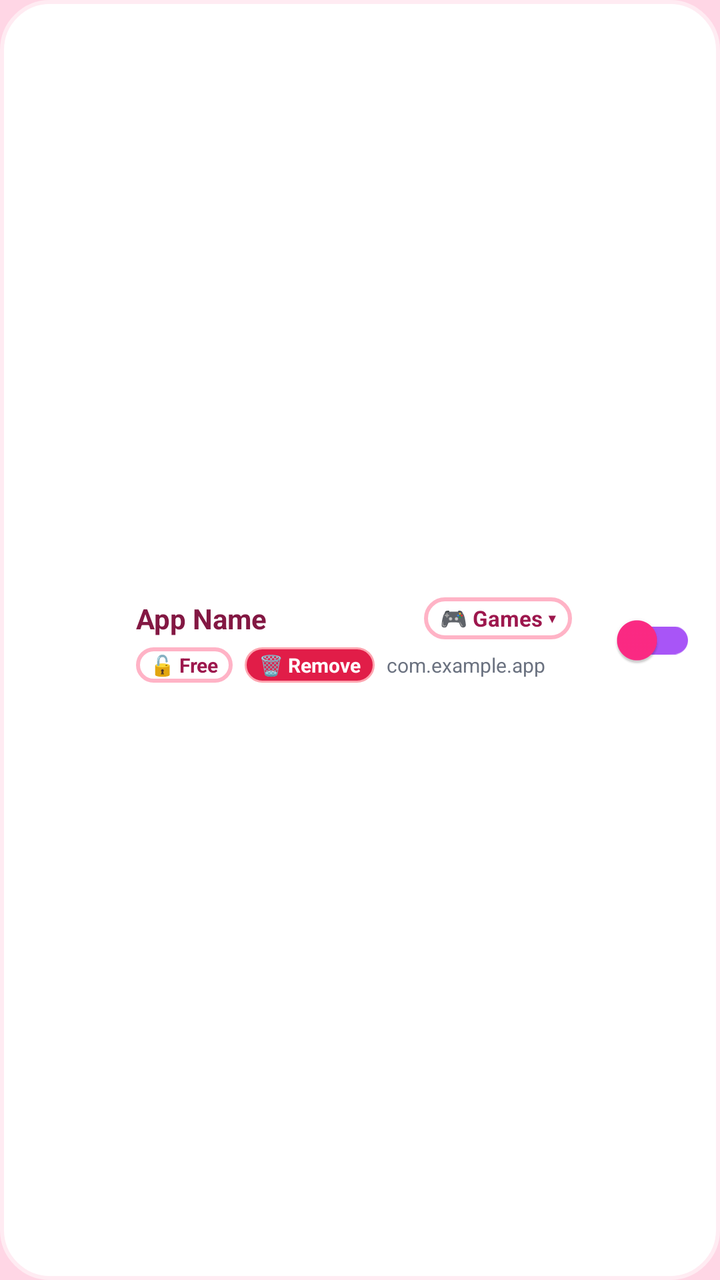
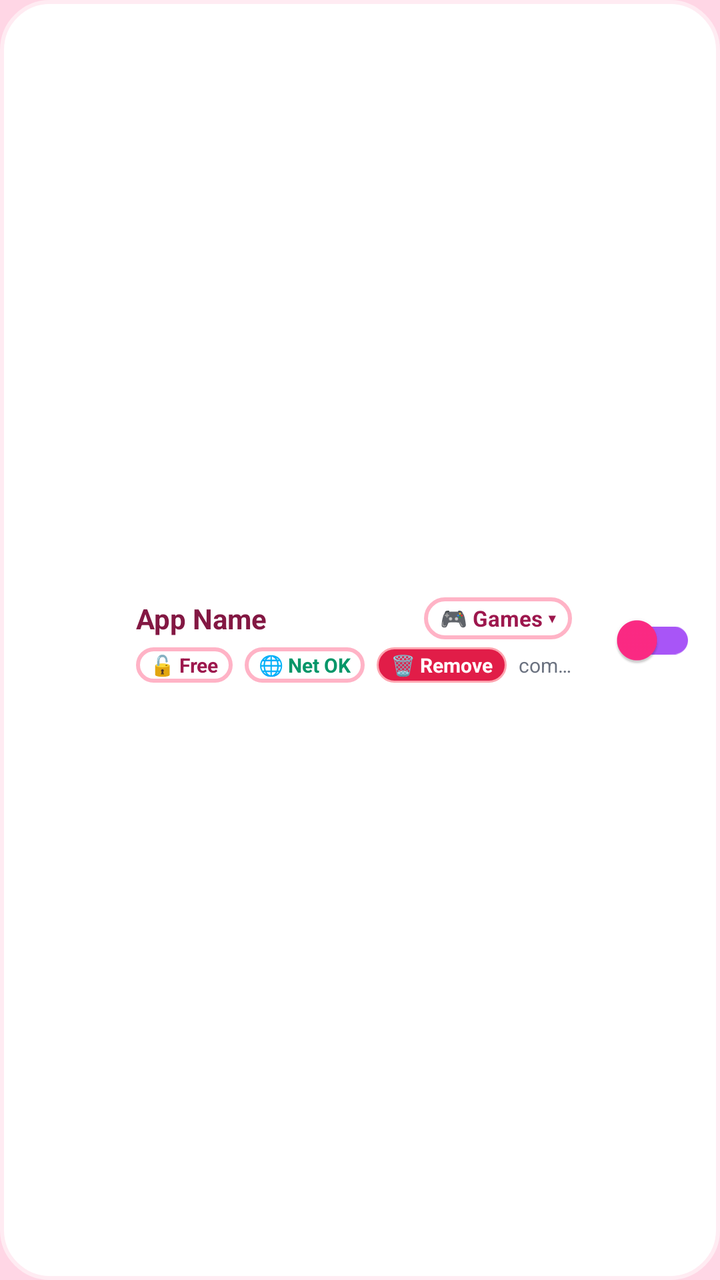

Two renders of the same Android screen: before a commit and after it. Below are the layout's source before the change and the commit's diff.
<!-- AndroidManifest.xml: application theme Theme.KidsLauncher -->
<!-- res/layout/item_parent_app.xml -->
<?xml version="1.0" encoding="utf-8"?>
<LinearLayout xmlns:android="http://schemas.android.com/apk/res/android"
    xmlns:app="http://schemas.android.com/apk/res-auto"
    android:layout_width="match_parent"
    android:layout_height="wrap_content"
    android:orientation="horizontal"
    android:gravity="center_vertical"
    android:paddingHorizontal="12dp"
    android:paddingVertical="10dp"
    android:layout_marginBottom="6dp"
    android:background="@drawable/bg_app_card"
    android:clickable="true"
    android:focusable="true">

    
    <ImageView
        android:id="@+id/iv_parent_app_icon"
        android:layout_width="44dp"
        android:layout_height="44dp"
        android:scaleType="fitCenter"
        android:contentDescription="App Icon" />

    
    <LinearLayout
        android:layout_width="0dp"
        android:layout_height="wrap_content"
        android:layout_weight="1"
        android:orientation="vertical"
        android:layout_marginStart="12dp"
        android:layout_marginEnd="10dp">

        
        <LinearLayout
            android:layout_width="match_parent"
            android:layout_height="wrap_content"
            android:orientation="horizontal"
            android:gravity="center_vertical">

            <TextView
                android:id="@+id/tv_parent_app_name"
                android:layout_width="0dp"
                android:layout_height="wrap_content"
                android:layout_weight="1"
                android:text="App Name"
                android:textColor="#831843"
                android:textSize="14sp"
                android:textStyle="bold"
                android:maxLines="1"
                android:ellipsize="end" />

            <TextView
                android:id="@+id/tv_parent_app_category_badge"
                android:layout_width="wrap_content"
                android:layout_height="wrap_content"
                android:background="@drawable/bg_melody_chip_unselected"
                android:paddingHorizontal="8dp"
                android:paddingVertical="3dp"
                android:text="🎮 Games ▾"
                android:textColor="#9D174D"
                android:textSize="11sp"
                android:textStyle="bold"
                android:layout_marginStart="6dp"
                android:clickable="true"
                android:focusable="true" />
        </LinearLayout>

        
        <LinearLayout
            android:layout_width="match_parent"
            android:layout_height="wrap_content"
            android:orientation="horizontal"
            android:gravity="center_vertical"
            android:layout_marginTop="4dp">

            <TextView
                android:id="@+id/btn_lock_app"
                android:layout_width="wrap_content"
                android:layout_height="wrap_content"
                android:background="@drawable/bg_melody_chip_unselected"
                android:paddingHorizontal="7dp"
                android:paddingVertical="2dp"
                android:text="🔓 Free"
                android:textColor="#9D174D"
                android:textSize="10sp"
                android:textStyle="bold"
                android:layout_marginEnd="6dp"
                android:clickable="true"
                android:focusable="true" />

            <TextView
                android:id="@+id/btn_uninstall_app"
                android:layout_width="wrap_content"
                android:layout_height="wrap_content"
                android:background="@drawable/bg_melody_uninstall_btn"
                android:paddingHorizontal="7dp"
                android:paddingVertical="2dp"
                android:text="🗑️ Remove"
                android:textColor="#FFFFFF"
                android:textSize="10sp"
                android:textStyle="bold"
                android:layout_marginEnd="6dp"
                android:clickable="true"
                android:focusable="true" />

            <TextView
                android:id="@+id/tv_parent_package_name"
                android:layout_width="0dp"
                android:layout_height="wrap_content"
                android:layout_weight="1"
                android:text="com.example.app"
                android:textColor="#6B7280"
                android:textSize="10sp"
                android:maxLines="1"
                android:ellipsize="end" />
        </LinearLayout>
    </LinearLayout>

    
    <LinearLayout
        android:layout_width="wrap_content"
        android:layout_height="wrap_content"
        android:orientation="horizontal"
        android:gravity="center_vertical"
        android:paddingStart="4dp">

        <androidx.appcompat.widget.SwitchCompat
            android:id="@+id/switch_allow_app"
            android:layout_width="wrap_content"
            android:layout_height="wrap_content"
            app:thumbTint="#FF2A85"
            app:trackTint="#A855F7" />
    </LinearLayout>

</LinearLayout>
<!-- resources referenced by this layout -->
<resources>
  <!-- drawable bg_app_card (drawable) -->
  <?xml version="1.0" encoding="utf-8"?>
  <ripple xmlns:android="http://schemas.android.com/apk/res/android"
      android:color="#33FF2A85">
      <item>
          <shape android:shape="rectangle">
              <solid android:color="#FFFFFF" />
              <corners android:radius="24dp" />
              <stroke android:width="2dp" android:color="#FFEBF2" />
          </shape>
      </item>
  </ripple>
  <!-- drawable bg_melody_chip_unselected (drawable) -->
  <?xml version="1.0" encoding="utf-8"?>
  <shape xmlns:android="http://schemas.android.com/apk/res/android"
      android:shape="rectangle">
      <corners android:radius="24dp" />
      <solid android:color="#FFFFFF" />
      <stroke
          android:width="2dp"
          android:color="#FFB3C6" />
      <padding
          android:left="16dp"
          android:top="8dp"
          android:right="16dp"
          android:bottom="8dp" />
  </shape>
  <!-- drawable bg_melody_uninstall_btn (drawable) -->
  <?xml version="1.0" encoding="utf-8"?>
  <selector xmlns:android="http://schemas.android.com/apk/res/android">
      <item android:state_pressed="true">
          <shape android:shape="rectangle">
              <solid android:color="#BE123C" />
              <corners android:radius="14dp" />
              <stroke android:width="1dp" android:color="#FDA4AF" />
          </shape>
      </item>
      <item>
          <shape android:shape="rectangle">
              <solid android:color="#E11D48" />
              <corners android:radius="14dp" />
              <stroke android:width="1dp" android:color="#FDA4AF" />
          </shape>
      </item>
  </selector>
  <style name="Theme.KidsLauncher" parent="Theme.MaterialComponents.DayNight.NoActionBar">
          <item name="colorPrimary">@color/kids_primary</item>
          <item name="colorPrimaryDark">@color/kids_primary_dark</item>
          <item name="colorAccent">@color/kids_accent</item>
          <item name="android:windowBackground">@color/kids_sky_end</item>
      </style>
  <color name="kids_primary">#FF4D8D</color>
  <color name="kids_primary_dark">#9D174D</color>
  <color name="kids_accent">#FBBF24</color>
  <color name="kids_sky_end">#FFD6E5</color>
</resources>

<!-- the commit's change to res/layout/item_parent_app.xml (unified diff, before → after) -->
@@ -88,6 +88,21 @@
                 android:focusable="true" />
 
             <TextView
+                android:id="@+id/btn_wifi_app"
+                android:layout_width="wrap_content"
+                android:layout_height="wrap_content"
+                android:background="@drawable/bg_melody_chip_unselected"
+                android:paddingHorizontal="7dp"
+                android:paddingVertical="2dp"
+                android:text="🌐 Net OK"
+                android:textColor="#059669"
+                android:textSize="10sp"
+                android:textStyle="bold"
+                android:layout_marginEnd="6dp"
+                android:clickable="true"
+                android:focusable="true" />
+
+            <TextView
                 android:id="@+id/btn_uninstall_app"
                 android:layout_width="wrap_content"
                 android:layout_height="wrap_content"
